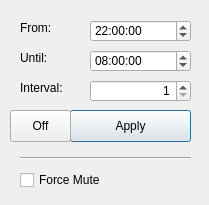
Old version of the form silencer.ui in the repository gnomezgrave/hush-my-mac.
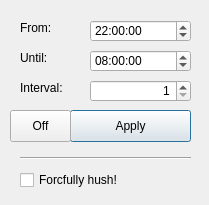
New version of the form. Icons and pictures are not drawn.

The edit to the form file:
```diff
--- a/silencer.ui
+++ b/silencer.ui
@@ -217,7 +217,7 @@
     <string>If checked, the computer will be put on silence each &quot;interval&quot; seconds. </string>
    </property>
    <property name="text">
-    <string>Force Mute</string>
+    <string>Forcfully hush!</string>
    </property>
   </widget>
  </widget>
```
Left out of the diff: 10 changed lines with no effect on the pictures.
